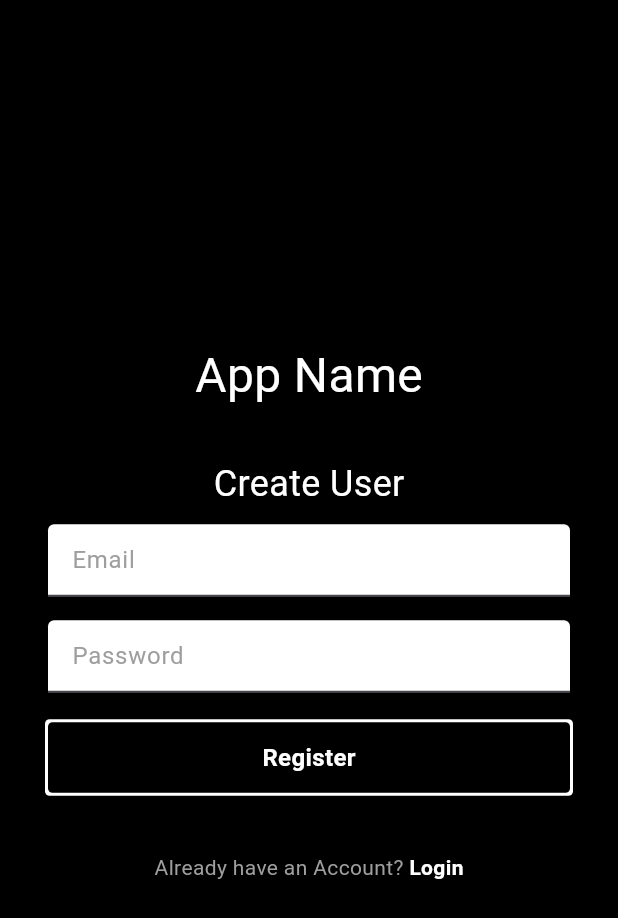
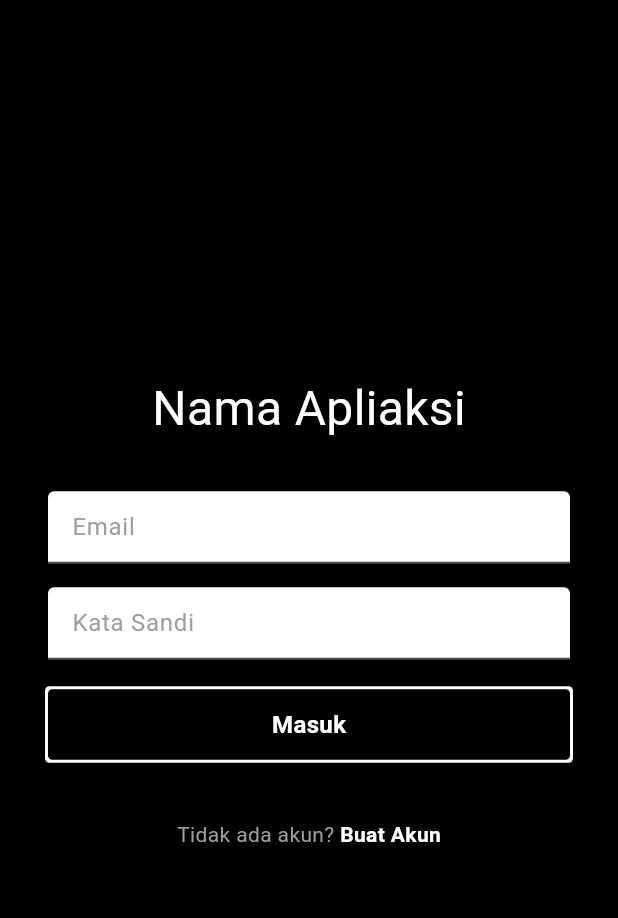
Before and after one commit to Atlan22x/project_gsc, a Flutter app: the screen it shows after launch, on a phone screen of 412 x 824 dp. Shown: the top 918 px of the screen. Run offline on Flutter 3.47's test engine with Material 3 defaults, Android fonts, the phone set to English and light mode, and no system bars; our stand-ins replace cloud_firestore, firebase_auth, firebase_core; accounts and stored records are empty.

Commit message:
Added Firebase Firestore Connectivity and Split login_register.dart to login.dart and register.dart (Login And Register Screen Not Done Yet)

```diff
--- a/lib/screens/login_register.dart
+++ b/lib/screens/login.dart
@@ -1,17 +1,17 @@
 import 'package:flutter/material.dart';
 import 'package:firebase_auth/firebase_auth.dart';
 import 'package:project_gsc/auth.dart';
+import 'package:project_gsc/screens/register.dart';
+import 'package:project_gsc/screens/home.dart';
 
-class LogInAndRegister extends StatefulWidget {
-  const LogInAndRegister({super.key});
+class LogIn extends StatefulWidget {
+  const LogIn({super.key});
 
   @override
-  State<LogInAndRegister> createState() => _LogInState();
+  State<LogIn> createState() => _LogInState();
 }
 
-class _LogInState extends State<LogInAndRegister> {
-  bool isLogin = false;
-
+class _LogInState extends State<LogIn> {
   final TextEditingController _controllerEmail = TextEditingController();
   final TextEditingController _controllerPassword = TextEditingController();
 
@@ -22,19 +22,9 @@ class _LogInState extends State<LogInAndRegister> {
         email: _controllerEmail.text,
         password: _controllerPassword.text,
       );
-    } on FirebaseAuthException catch (e) {
       if (!context.mounted) return;
-      showSnackBar(e.message, context);
-    }
-  }
-
-  // User create account function
-  Future<void> createUserWithEmailAndPassword() async {
-    try {
-      await Auth().createUserWithEmailAndPassword(
-        email: _controllerEmail.text,
-        password: _controllerPassword.text,
-      );
+      Navigator.of(context).pushReplacement(
+          MaterialPageRoute(builder: (context) => Home()));
     } on FirebaseAuthException catch (e) {
       if (!context.mounted) return;
       showSnackBar(e.message, context);
@@ -65,7 +55,7 @@ class _LogInState extends State<LogInAndRegister> {
 
             // Application Name
             const Text(
-              'App Name',
+              'Nama Apliaksi',
               style: TextStyle(
                 color: Colors.white,
                 fontSize: 32,
@@ -77,21 +67,7 @@ class _LogInState extends State<LogInAndRegister> {
               height: 32,
             ),
 
-            // Application Name
-            Text(
-              isLogin? 'Login User' : 'Create User',
-              style: const TextStyle(
-                color: Colors.white,
-                fontSize: 24,
-              ),
-            ),
-
-            // Spacing
-            const SizedBox(
-              height: 10,
-            ),
-
-            // Username
+            // Email
             TextField(
               decoration: const InputDecoration(
                 filled: true,
@@ -115,7 +91,7 @@ class _LogInState extends State<LogInAndRegister> {
               decoration: const InputDecoration(
                 filled: true,
                 fillColor: Colors.white,
-                hintText: 'Password',
+                hintText: 'Kata Sandi',
                 hintStyle: TextStyle(
                   fontSize: 16,
                   color: Colors.grey,
@@ -131,9 +107,7 @@ class _LogInState extends State<LogInAndRegister> {
 
             // Login or Register Button
             InkWell(
-              onTap: isLogin
-                  ? logInWithEmailAndPassword
-                  : createUserWithEmailAndPassword,
+              onTap: logInWithEmailAndPassword,
               child: Container(
                 width: double.infinity,
                 alignment: Alignment.center,
@@ -145,9 +119,9 @@ class _LogInState extends State<LogInAndRegister> {
                     BoxShadow(color: Colors.white, spreadRadius: 2),
                   ],
                 ),
-                child: Text(
-                  isLogin ? 'Login' : 'Register',
-                  style: const TextStyle(
+                child: const Text(
+                  'Masuk',
+                  style: TextStyle(
                     fontSize: 16,
                     fontWeight: FontWeight.bold,
                     color: Colors.white,
@@ -169,34 +143,25 @@ class _LogInState extends State<LogInAndRegister> {
                   padding: const EdgeInsets.symmetric(
                     vertical: 8,
                   ),
-                  child: Text(
-                    isLogin
-                        ? "Don't have an account? "
-                        : "Already have an Account? ",
-                    style: const TextStyle(
+                  child: const Text(
+                    "Tidak ada akun? ",
+                    style: TextStyle(
                       color: Colors.grey,
                     ),
                   ),
                 ),
                 GestureDetector(
                   onTap: () {
-                    if (isLogin == true) {
-                      setState(() {
-                        isLogin = false;
-                      });
-                    } else {
-                      setState(() {
-                        isLogin = true;
-                      });
-                    }
+                    Navigator.of(context).pushReplacement(MaterialPageRoute(
+                        builder: (context) => const Register()));
                   },
                   child: Container(
                     padding: const EdgeInsets.symmetric(
                       vertical: 8,
                     ),
-                    child: Text(
-                      isLogin ? "Register." : "Login",
-                      style: const TextStyle(
+                    child: const Text(
+                      "Buat Akun",
+                      style: TextStyle(
                         fontWeight: FontWeight.bold,
                         color: Colors.white,
                       ),
--- /dev/null
+++ b/lib/user.dart
@@ -0,0 +1,45 @@
+import 'package:cloud_firestore/cloud_firestore.dart';
+
+class User {
+  final String uid;
+  final String username;
+  final String photoUrl;
+  final String email;
+  final String phoneNumber;
+  final String address;
+  final String birthDate;
+
+  const User({
+    required this.uid,
+    required this.username,
+    required this.photoUrl,
+    required this.email,
+    required this.phoneNumber,
+    required this.address,
+    required this.birthDate,
+  });
+
+  Map<String, dynamic> toJson() => {
+        "uid": uid,
+        "username": username,
+        "photoUrl": photoUrl,
+        "email": email,
+        "phoneNumber": phoneNumber,
+        "address": address,
+        "birthDate": birthDate,
+      };
+
+  static User fromSnap(DocumentSnapshot snap) {
+    var snapshot = snap.data() as Map<String, dynamic>;
+
+    return User(
+      uid: snapshot["uid"],
+      username: snapshot["username"],
+      photoUrl: snapshot["photoUrl"],
+      email: snapshot["email"],
+      phoneNumber: snapshot["phoneNumber"],
+      address: snapshot["address"],
+      birthDate: snapshot["birthDate"],
+    );
+  }
+}
--- a/lib/widget_tree.dart
+++ b/lib/widget_tree.dart
@@ -1,6 +1,6 @@
 import 'package:flutter/material.dart';
 import 'package:project_gsc/auth.dart';
-import 'package:project_gsc/screens/login_register.dart';
+import 'package:project_gsc/screens/login.dart';
 import 'package:project_gsc/screens/home.dart';
 
 class WidgetTree extends StatefulWidget {
@@ -17,7 +17,7 @@ class _WidgetTreeState extends State<WidgetTree> {
       if (snapshot.hasData) {
         return Home();
       } else {
-        return const LogInAndRegister();
+        return const LogIn();
       }
     });
   }
--- a/pubspec.yaml
+++ b/pubspec.yaml
@@ -7,6 +7,7 @@ environment:
   sdk: '>=3.2.6 <4.0.0'
 
 dependencies:
+  cloud_firestore: ^4.15.4
   firebase_auth: ^4.17.4
   firebase_core: ^2.25.4
   flutter:
```
Also changed, not shown: lib/auth.dart (+30 -2 lines), lib/screens/home.dart (+10 -6 lines), lib/screens/register.dart (added, +201 -0 lines), pubspec.lock, 4 other files.
